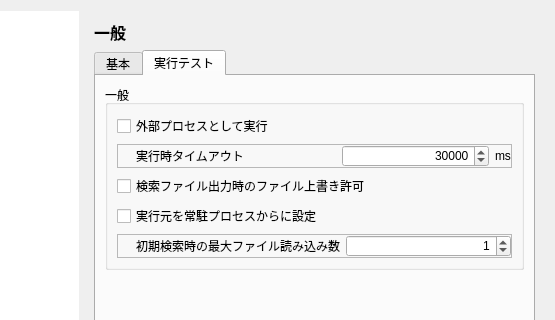
Before: the Qt Designer form src/ProfileEditor/settingdialog/settingdialog.ui in karakirimu/AutoBatchTools, drawn with Qt 5; both pictures show x 112 to 667 and y 0 to 320 of the 667 by 480 pixel window.
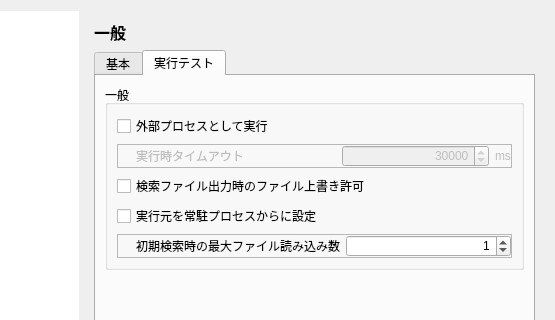
After: the same form once the commit is applied. The open tabs and pages were chosen to show the change. Icons and pictures are not drawn. Custom widgets are drawn as their Qt base class.

Patch:
```diff
--- a/src/ProfileEditor/settingdialog/settingdialog.ui
+++ b/src/ProfileEditor/settingdialog/settingdialog.ui
@@ -244,6 +244,9 @@
                      </item>
                      <item>
                       <widget class="QFrame" name="frame_3">
+                       <property name="enabled">
+                        <bool>false</bool>
+                       </property>
                        <property name="frameShape">
                         <enum>QFrame::StyledPanel</enum>
                        </property>
```
Left out of the diff: 5 changed lines with no effect on the pictures.
